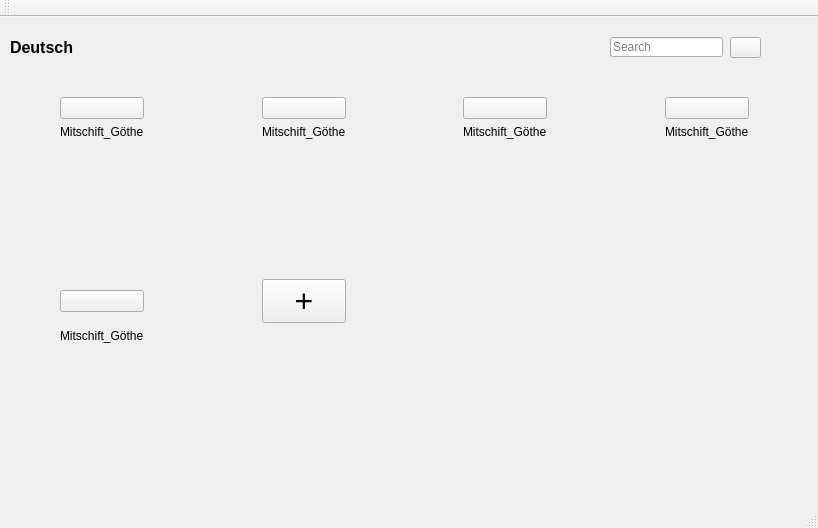
orgnnice/OrgNNice, file subject_detail.ui: the form before one commit.
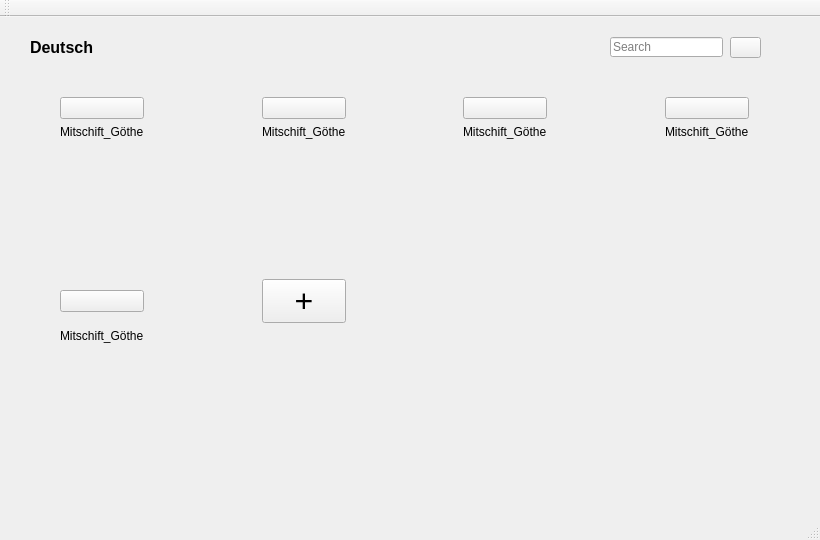
The form after the commit. Icons and pictures are not drawn.

Diff of the .ui file:
```diff
--- a/subject_detail.ui
+++ b/subject_detail.ui
@@ -6,10 +6,22 @@
    <rect>
     <x>0</x>
     <y>0</y>
-    <width>818</width>
-    <height>528</height>
+    <width>820</width>
+    <height>540</height>
    </rect>
   </property>
+  <property name="minimumSize">
+   <size>
+    <width>820</width>
+    <height>540</height>
+   </size>
+  </property>
+  <property name="maximumSize">
+   <size>
+    <width>820</width>
+    <height>540</height>
+   </size>
+  </property>
   <property name="windowTitle">
    <string>subject_detail</string>
   </property>
@@ -17,9 +29,9 @@
    <widget class="QLabel" name="label">
     <property name="geometry">
      <rect>
-      <x>10</x>
+      <x>30</x>
       <y>20</y>
-      <width>91</width>
+      <width>561</width>
       <height>21</height>
      </rect>
     </property>
```
Left out of the diff: 9 changed lines with no effect on the pictures.
